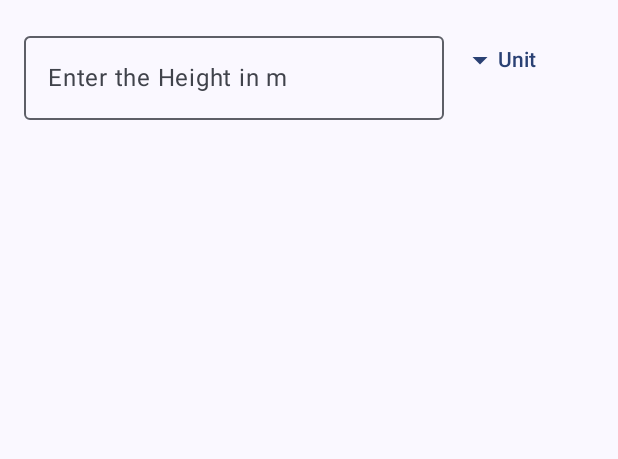
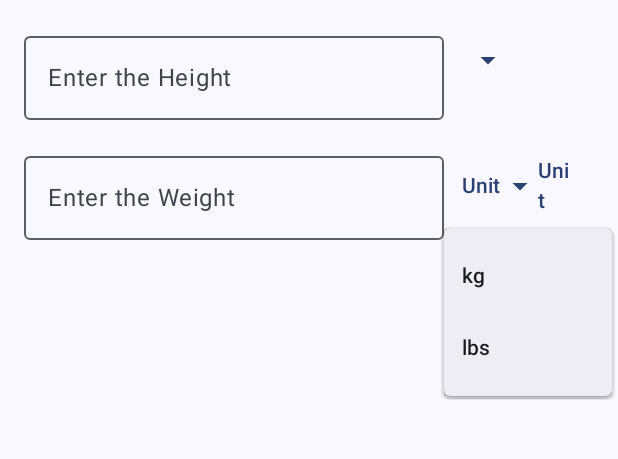
Before and after one commit to SiddharthKote1/BMI_Calculator, an Android app built with Jetpack Compose: the composable HomeView shown on its own in the app's theme, after a tap on "Unit", on a phone screen of 412 x 824 dp, the part 96-555 px from its top. Run offline under Robolectric (Android 15) with nearby library versions, the phone set to English and light mode, and no system bars.

Commit message:
Fifth commit

```diff
--- a/app/src/main/java/HomeView.kt
+++ b/app/src/main/java/HomeView.kt
@@ -1,6 +1,7 @@
 import androidx.compose.foundation.layout.Box
 import androidx.compose.foundation.layout.Column
 import androidx.compose.foundation.layout.Row
+import androidx.compose.foundation.layout.Spacer
 import androidx.compose.foundation.layout.fillMaxHeight
 import androidx.compose.foundation.layout.fillMaxSize
 import androidx.compose.foundation.layout.fillMaxWidth
@@ -10,6 +11,8 @@ import androidx.compose.foundation.layout.width
 import androidx.compose.material.icons.Icons
 import androidx.compose.material.icons.filled.ArrowDropDown
 import androidx.compose.material3.Button
+import androidx.compose.material3.DropdownMenu
+import androidx.compose.material3.DropdownMenuItem
 import androidx.compose.material3.ExperimentalMaterial3Api
 import androidx.compose.material3.Icon
 import androidx.compose.material3.IconButton
@@ -42,6 +45,10 @@ fun HomeView() {
     var HeightDropdownMenuExpand by remember { mutableStateOf(false) }
     var WeightDropdownMenuExpand by remember { mutableStateOf(false) }
 
+    //Units
+    var HUnit by remember { mutableStateOf("Unit") }
+    var WUnit by remember {mutableStateOf("Unit")}
+
     Scaffold(
         topBar = {
             TopAppBar(
@@ -65,8 +72,6 @@ fun HomeView() {
             //Adds padding 16 from all sides
         ) {
             Row(
-                modifier = Modifier.fillMaxSize()
-                // padding(top=16.dp)
             ) {
                 OutlinedTextField(
                     value = heightInput,
@@ -74,11 +79,10 @@ fun HomeView() {
                         heightInput = it
                     },
                     label = {
-                        Text(text = "Enter the Height in m")
+                        Text(text = "Enter the Height ")
                     }
                 )
                 Box(
-
                 ) {
                     TextButton(onClick = {
                         HeightDropdownMenuExpand = true
@@ -87,37 +91,78 @@ fun HomeView() {
                             Icons.Default.ArrowDropDown,
                             contentDescription = "you are good enough to know that"
                         )
-                        Text(text = "Unit")
+                            //  Text(HUnit="Unit")
                     }
-                    //Something here
+                    DropdownMenu(
+                        expanded = HeightDropdownMenuExpand,
+                        onDismissRequest = {
+                            HeightDropdownMenuExpand =false
+                        }) {
+                        DropdownMenuItem(
+                            text = { Text("feet") },
+                            onClick = {
+                                HeightDropdownMenuExpand = false
+                            }
+                        )
+                        DropdownMenuItem(
+                            text ={Text("metres")},
+                            onClick = {
+                                HeightDropdownMenuExpand =false
+                                text = ""
+                            }
+                        )
+                    }
                 }
             }
-            OutlinedTextField(
-                value = weightInput,
-                onValueChange = {
-                    weightInput = it
-                },
-                label = {
-                    Text(text = "Enter the weight")
-                })
-            Row(){
+            Spacer(modifier = Modifier.height(16.dp))
+            Row(
+                modifier=Modifier.fillMaxSize()
+            ){
+                OutlinedTextField(
+                    value=weightInput,
+                    onValueChange={
+                        weightInput =it
+                    },
+                    label = {
+                        Text(text="Enter the Weight")
+                    }
+                )
                 Box(){
                     TextButton(onClick = {
                         WeightDropdownMenuExpand = true
                     }) {
+                        Text(text = "Unit")
                         Icon(
                             Icons.Default.ArrowDropDown,
                             contentDescription = "you are good enough to know that"
                         )
                         Text(text = "Unit")
                     }
-                    //Something here
+                    DropdownMenu(
+                        expanded = WeightDropdownMenuExpand,
+                        onDismissRequest = {
+                            WeightDropdownMenuExpand =false
+                        }) {
+                        DropdownMenuItem(
+                            text = { Text("kg") },
+                            onClick = {
+                                WeightDropdownMenuExpand =false
+                            }
+                        )
+                        DropdownMenuItem(
+                            text ={Text("lbs")},
+                            onClick = {
+                                WeightDropdownMenuExpand =false
+                            }
+                        )
+                    }
                 }
             }
         }
     }
 }
 
+
 @Composable
 @Preview(showBackground=true)
 fun HomeViewPreview(){
```
